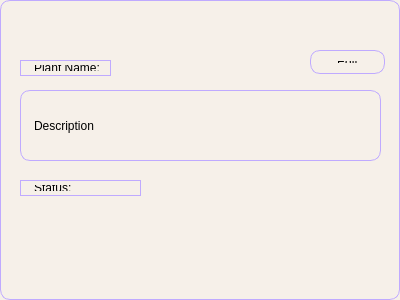
This is ui/cardtemplate.ui in BibekTripathy/PlantCareApp as Qt 5 draws it before an edit. The edited form follows.
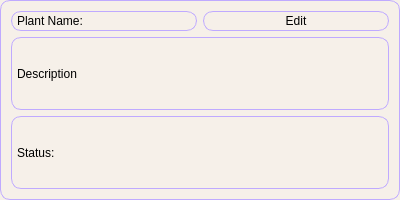
This is the edited form.

Commit message: Setup the cards on main window

```diff
--- a/ui/cardtemplate.ui
+++ b/ui/cardtemplate.ui
@@ -7,9 +7,27 @@
     <x>0</x>
     <y>0</y>
     <width>400</width>
-    <height>300</height>
+    <height>200</height>
    </rect>
   </property>
+  <property name="sizePolicy">
+   <sizepolicy hsizetype="Fixed" vsizetype="Preferred">
+    <horstretch>0</horstretch>
+    <verstretch>0</verstretch>
+   </sizepolicy>
+  </property>
+  <property name="minimumSize">
+   <size>
+    <width>400</width>
+    <height>200</height>
+   </size>
+  </property>
+  <property name="maximumSize">
+   <size>
+    <width>400</width>
+    <height>200</height>
+   </size>
+  </property>
   <property name="windowTitle">
    <string>Form</string>
   </property>
@@ -17,60 +35,46 @@
    <string notr="true">background-color: #f6f0e9;
 border: 1px solid #bfaaff;
 border-radius: 10px;
-padding: 10px;</string>
+padding: 2px;</string>
   </property>
+  <layout class="QVBoxLayout" name="verticalLayout_6">
+   <item>
+    <layout class="QVBoxLayout" name="verticalLayout_5">
+     <item>
+      <layout class="QHBoxLayout" name="horizontalLayout_9">
+       <item>
   <widget class="QLabel" name="PlantName">
-   <property name="geometry">
-    <rect>
-     <x>20</x>
-     <y>60</y>
-     <width>91</width>
-     <height>16</height>
-    </rect>
-   </property>
    <property name="text">
     <string>Plant Name:</string>
    </property>
   </widget>
+       </item>
+       <item>
+        <widget class="QPushButton" name="EditBtn">
+         <property name="text">
+          <string>Edit</string>
+         </property>
+        </widget>
+       </item>
+      </layout>
+     </item>
+     <item>
   <widget class="QLabel" name="DescLabel">
-   <property name="geometry">
-    <rect>
-     <x>20</x>
-     <y>90</y>
-     <width>361</width>
-     <height>71</height>
-    </rect>
-   </property>
    <property name="text">
     <string>Description</string>
    </property>
   </widget>
+     </item>
+     <item>
   <widget class="QLabel" name="StatLabel">
-   <property name="geometry">
-    <rect>
-     <x>20</x>
-     <y>180</y>
-     <width>121</width>
-     <height>16</height>
-    </rect>
-   </property>
    <property name="text">
     <string>Status:</string>
    </property>
   </widget>
-  <widget class="QPushButton" name="EditBtn">
-   <property name="geometry">
-    <rect>
-     <x>310</x>
-     <y>50</y>
-     <width>75</width>
-     <height>24</height>
-    </rect>
-   </property>
-   <property name="text">
-    <string>Edit</string>
-   </property>
-  </widget>
+     </item>
+    </layout>
+   </item>
+  </layout>
  </widget>
  <resources/>
  <connections/>
```
Lines whose indentation alone changed are shown as unchanged. The commit also changes 3 other files.
